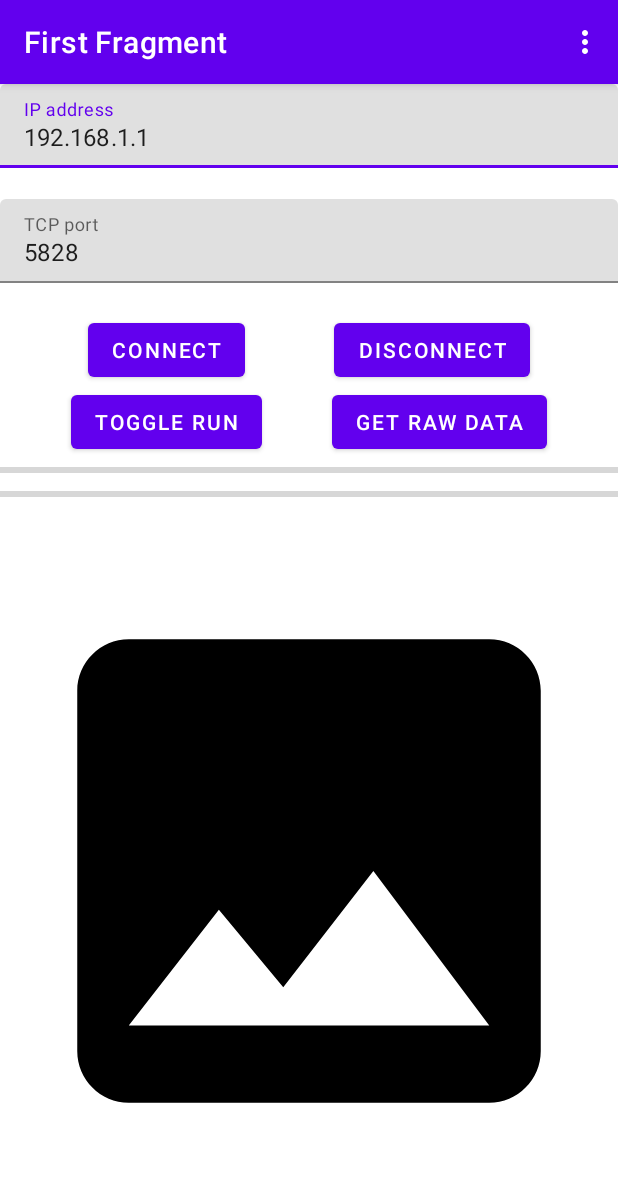
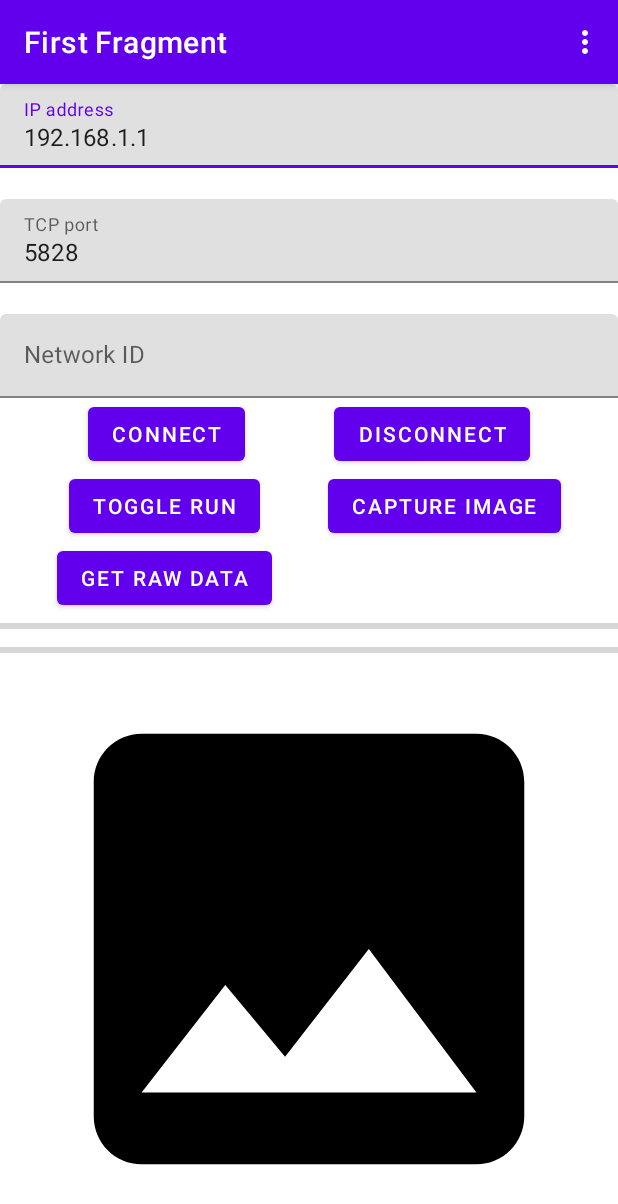
Before and after one commit to clariusdev/cast, an Android app: the screen it shows after launch (MainActivity), on a phone screen of 412 x 824 dp. Shown: the top 1204 px of the screen. Run offline under Robolectric (Android 15) with nearby library versions, the phone set to English and light mode, and no system bars; our stand-ins replace navigation-ui; 4 statements that could not run were skipped.

Commit message:
update android example app
- upgrade to gradle 7.5
- add field to specify the network ID, mandatory on Android when attempting to connect to an auto-joined Wi-Fi network
- extract connection info from the intent when resuming the fragment rather than during creation so the info is retrieved each time the app goes to foreground
- add code to demonstrate image capture
- remove superfluous layout constraints
- some more logging (UDP port, SW version)

```diff
--- a/android/src/examples/cast_android/app/src/main/AndroidManifest.xml
+++ b/android/src/examples/cast_android/app/src/main/AndroidManifest.xml
@@ -1,7 +1,6 @@
 <?xml version="1.0" encoding="utf-8"?>
 <manifest xmlns:android="http://schemas.android.com/apk/res/android"
-    xmlns:tools="http://schemas.android.com/tools"
-    package="me.clarius.sdk.cast.example">
+    xmlns:tools="http://schemas.android.com/tools">
 
     <!-- INTERNET perm required to connect to network sockets -->
     <uses-permission android:name="android.permission.INTERNET" />
@@ -24,6 +23,8 @@
             android:theme="@style/Theme.CastExample.NoActionBar">
             <intent-filter>
                 <action android:name="android.intent.action.MAIN" />
+                <!-- Make the example app visible to the clarius app
+                to improve user workflow when launching marketplace apps -->
                 <action android:name="me.clarius.sdk.action.LAUNCH" />
 
                 <category android:name="android.intent.category.LAUNCHER" />
--- a/android/src/examples/cast_android/app/src/main/java/me/clarius/sdk/cast/example/ImageConverter.java
+++ b/android/src/examples/cast_android/app/src/main/java/me/clarius/sdk/cast/example/ImageConverter.java
@@ -26,7 +26,7 @@ public class ImageConverter {
         executor.execute(() -> {
             try {
                 Bitmap bitmap = convert(buffer, info);
-                callback.onResult(bitmap);
+                callback.onResult(bitmap, info.tm);
             } catch (Exception e) {
                 callback.onError(e);
             }
@@ -58,7 +58,7 @@ public class ImageConverter {
     }
 
     interface Callback {
-        void onResult(Bitmap bitmap);
+        void onResult(Bitmap bitmap, long timestamp);
 
         void onError(Exception e);
     }
--- a/android/src/examples/cast_android/app/src/main/res/layout/fragment_first.xml
+++ b/android/src/examples/cast_android/app/src/main/res/layout/fragment_first.xml
@@ -10,7 +10,6 @@
         android:id="@+id/connection_layout"
         android:layout_width="match_parent"
         android:layout_height="wrap_content"
-        app:layout_constraintEnd_toEndOf="parent"
         app:layout_constraintStart_toStartOf="parent"
         app:layout_constraintTop_toTopOf="parent">
 
@@ -20,7 +19,6 @@
             android:layout_height="wrap_content"
             android:hint="@string/ip_address"
             app:errorEnabled="true"
-            app:layout_constraintEnd_toEndOf="parent"
             app:layout_constraintStart_toStartOf="parent"
             app:layout_constraintTop_toTopOf="parent">
 
@@ -39,7 +37,6 @@
             android:layout_height="wrap_content"
             android:hint="@string/tcp_port"
             app:errorEnabled="true"
-            app:layout_constraintEnd_toEndOf="parent"
             app:layout_constraintStart_toStartOf="parent"
             app:layout_constraintTop_toBottomOf="@+id/ip_address_layout">
 
@@ -49,6 +46,21 @@
                 android:layout_height="wrap_content"
                 android:inputType="number"
                 android:text="@string/default_tcp_port" />
+        </com.google.android.material.textfield.TextInputLayout>
+
+        <com.google.android.material.textfield.TextInputLayout
+            android:id="@+id/network_id_layout"
+            android:layout_width="match_parent"
+            android:layout_height="wrap_content"
+            android:hint="@string/network_id"
+            app:layout_constraintStart_toStartOf="parent"
+            app:layout_constraintTop_toBottomOf="@+id/tcp_port_layout">
+
+            <com.google.android.material.textfield.TextInputEditText
+                android:id="@+id/network_id"
+                android:layout_width="match_parent"
+                android:layout_height="wrap_content"
+                android:inputType="number" />
         </com.google.android.material.textfield.TextInputLayout>
 
         <Button
@@ -70,16 +82,14 @@
             app:constraint_referenced_ids="button_connect,button_disconnect"
             app:flow_wrapMode="aligned"
             app:layout_constraintBottom_toBottomOf="parent"
-            app:layout_constraintEnd_toEndOf="parent"
             app:layout_constraintStart_toStartOf="parent"
-            app:layout_constraintTop_toBottomOf="@+id/tcp_port_layout" />
+            app:layout_constraintTop_toBottomOf="@+id/network_id_layout" />
     </androidx.constraintlayout.widget.ConstraintLayout>
 
     <androidx.constraintlayout.widget.ConstraintLayout
         android:id="@+id/control_layout"
         android:layout_width="match_parent"
         android:layout_height="wrap_content"
-        app:layout_constraintEnd_toEndOf="parent"
         app:layout_constraintStart_toStartOf="parent"
         app:layout_constraintTop_toBottomOf="@+id/connection_layout">
 
@@ -88,6 +98,12 @@
             android:layout_width="wrap_content"
             android:layout_height="wrap_content"
             android:text="@string/toggle_run" />
+
+        <Button
+            android:id="@+id/button_capture"
+            android:layout_width="wrap_content"
+            android:layout_height="wrap_content"
+            android:text="@string/capture_image" />
 
         <Button
             android:id="@+id/button_raw_data"
@@ -99,10 +115,9 @@
             android:id="@+id/control_layout_flow"
             android:layout_width="match_parent"
             android:layout_height="wrap_content"
-            app:constraint_referenced_ids="button_run,button_raw_data"
+            app:constraint_referenced_ids="button_run,button_capture,button_raw_data"
             app:flow_wrapMode="aligned"
             app:layout_constraintBottom_toBottomOf="parent"
-            app:layout_constraintEnd_toEndOf="parent"
             app:layout_constraintStart_toStartOf="parent"
             app:layout_constraintTop_toTopOf="parent" />
 
@@ -115,7 +130,6 @@
         android:layout_height="wrap_content"
         android:max="100"
         android:min="0"
-        app:layout_constraintEnd_toEndOf="parent"
         app:layout_constraintStart_toStartOf="parent"
         app:layout_constraintTop_toBottomOf="@+id/control_layout" />
 
@@ -126,7 +140,6 @@
         android:layout_height="wrap_content"
         android:max="100"
         android:min="0"
-        app:layout_constraintEnd_toEndOf="parent"
         app:layout_constraintStart_toStartOf="parent"
         app:layout_constraintTop_toBottomOf="@+id/raw_data_download_progress_bar" />
 
@@ -138,7 +151,6 @@
         android:contentDescription="@string/ultrasound_image"
         android:src="@drawable/ic_baseline_image_24"
         app:layout_constraintBottom_toBottomOf="parent"
-        app:layout_constraintEnd_toEndOf="parent"
         app:layout_constraintStart_toStartOf="parent"
         app:layout_constraintTop_toBottomOf="@+id/raw_data_copy_progress_bar" />
 
--- a/android/src/examples/cast_android/app/src/main/res/values/strings.xml
+++ b/android/src/examples/cast_android/app/src/main/res/values/strings.xml
@@ -16,8 +16,10 @@
     <string name="connect">Connect</string>
     <string name="disconnect">Disconnect</string>
     <string name="toggle_run">Toggle run</string>
+    <string name="capture_image">Capture image</string>
     <string name="ask_state">Ask state</string>
     <string name="ultrasound_image">Ultrasound image</string>
     <string name="get_raw_data">Get raw data</string>
     <string name="ip_address">IP address</string>
+    <string name="network_id">Network ID</string>
 </resources>
--- a/android/src/examples/cast_android/build.gradle
+++ b/android/src/examples/cast_android/build.gradle
@@ -1,7 +1,7 @@
 // Top-level build file where you can add configuration options common to all sub-projects/modules.
 plugins {
-    id 'com.android.application' version '7.2.1' apply false
-    id 'com.android.library' version '7.2.1' apply false
+    id 'com.android.application' version '7.4.0' apply false
+    id 'com.android.library' version '7.4.0' apply false
 }
 
 task clean(type: Delete) {
```
Also changed, not shown: android/src/examples/cast_android/app/build.gradle (+4 -3 lines), android/src/examples/cast_android/app/src/main/java/me/clarius/sdk/cast/example/CastService.java (+7 -1 lines), android/src/examples/cast_android/app/src/main/java/me/clarius/sdk/cast/example/FirstFragment.java (+48 -43 lines), android/src/examples/cast_android/app/src/main/java/me/clarius/sdk/cast/example/Utils.java (added, +44 -0 lines), android/src/examples/cast_android/gradle/wrapper/gradle-wrapper.properties.
